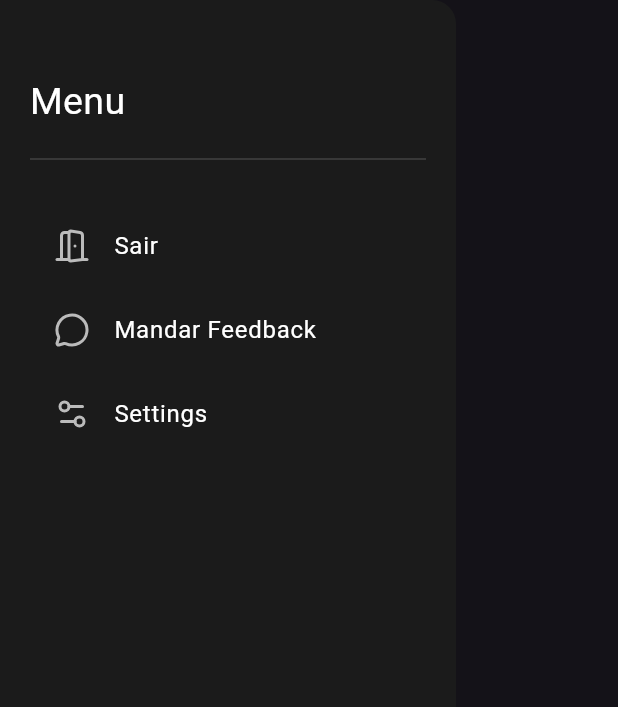
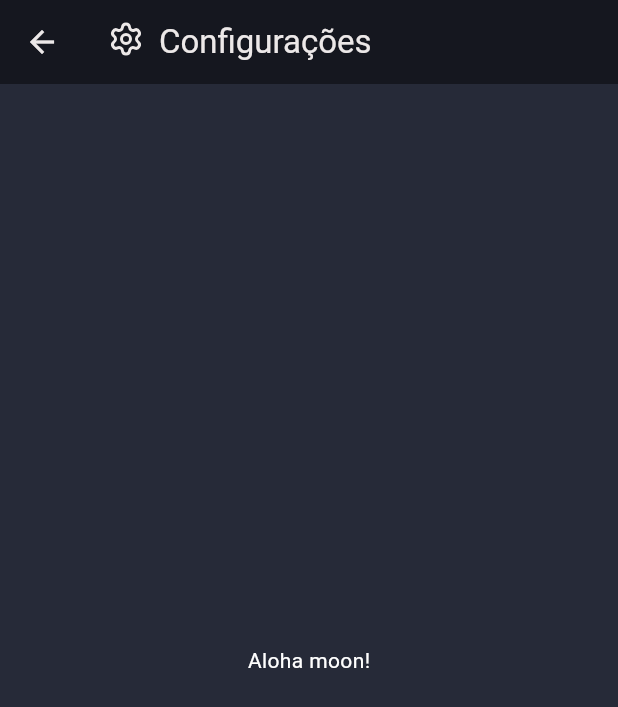
Before and after one commit to Scemist/HadesMobile, a Flutter app: the MainDrawer widget shown alone on an empty page, opened directly, after a tap on "Settings", on a phone screen of 412 x 824 dp. Shown: the top 707 px of the screen. Run offline on Flutter 3.47's test engine with Material 3 defaults, Android fonts, the phone set to English and light mode, and no system bars; our stand-ins replace flutter_secure_storage, lucide_icons; accounts and stored records are empty.

Commit message:
Added a Settings Page and Removed Destroy from List

```diff
--- a/lib/views/components/main_drawer.dart
+++ b/lib/views/components/main_drawer.dart
@@ -1,4 +1,5 @@
 import 'package:flutter/material.dart';
+import 'package:hades/views/pages/settings_page.dart';
 import 'package:lucide_icons/lucide_icons.dart';
 
 class MainDrawer extends StatelessWidget {
@@ -53,7 +54,14 @@ class MainDrawer extends StatelessWidget {
                     iconColor: Colors.white70,
                     title: const Text('Settings'),
                     leading: const Icon(LucideIcons.settings2),
-                    onTap: () {},
+                    onTap: () {
+                      Navigator.push(
+                        context,
+                        MaterialPageRoute(
+                          builder: (context) => const SettingsPage(),
+                        ),
+                      );
+                    },
                   ),
                 ],
               ),
--- a/lib/views/components/note_tile.dart
+++ b/lib/views/components/note_tile.dart
@@ -33,19 +33,19 @@ class NoteTile extends StatelessWidget {
           LucideIcons.book,
           color: Color.fromARGB(255, 107, 107, 136),
         ),
-        trailing: InkWell(
-          child: const Padding(
-            padding: EdgeInsets.all(8),
-            child: Icon(
-              LucideIcons.trash,
-              color: Color.fromARGB(255, 128, 97, 89),
-              size: 15,
-            ),
-          ),
-          onTap: () {
-            _noteBloc.inputNote.add(DestroyNote(note: note));
-          },
-        ),
+        // trailing: InkWell(
+        //   child: const Padding(
+        //     padding: EdgeInsets.all(8),
+        //     child: Icon(
+        //       LucideIcons.trash,
+        //       color: Color.fromARGB(255, 128, 97, 89),
+        //       size: 15,
+        //     ),
+        //   ),
+        //   onTap: () {
+        //     _noteBloc.inputNote.add(DestroyNote(note: note));
+        //   },
+        // ),
         shape: RoundedRectangleBorder(
           borderRadius: BorderRadius.circular(14),
         ),
--- /dev/null
+++ b/lib/views/pages/settings_page.dart
@@ -0,0 +1,30 @@
+import 'package:flutter/material.dart';
+import 'package:lucide_icons/lucide_icons.dart';
+
+class SettingsPage extends StatefulWidget {
+  const SettingsPage({super.key});
+
+  @override
+  State<SettingsPage> createState() => _SettingsPageState();
+}
+
+class _SettingsPageState extends State<SettingsPage> {
+  @override
+  Widget build(BuildContext context) {
+    return Scaffold(
+      appBar: AppBar(
+        title: const Wrap(spacing: 10, children: [
+          Icon(LucideIcons.settings),
+          Text('Configurações'),
+        ]),
+        backgroundColor: Colors.black45,
+        foregroundColor: const Color.fromARGB(255, 236, 232, 232),
+      ),
+      backgroundColor: const Color.fromARGB(255, 38, 42, 56),
+      body: const Padding(
+        padding: EdgeInsets.all(15),
+        child: Center(child: Text('Aloha moon!')),
+      ),
+    );
+  }
+}
```
